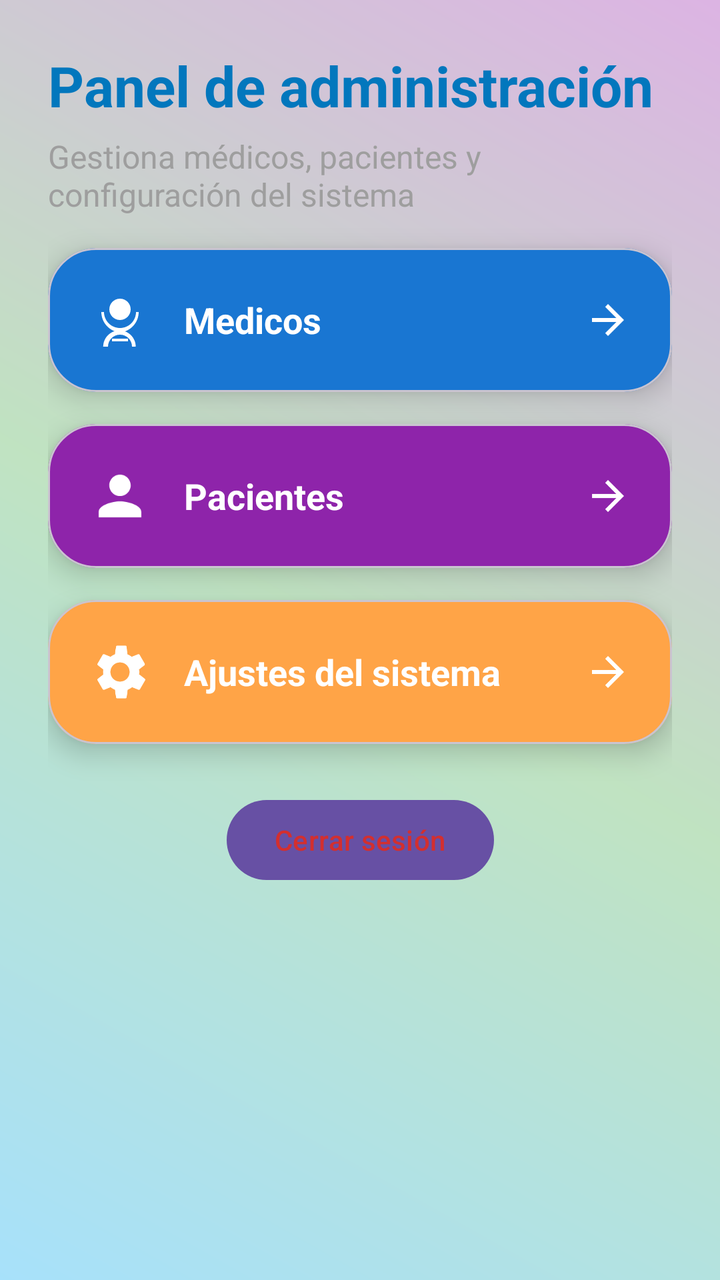
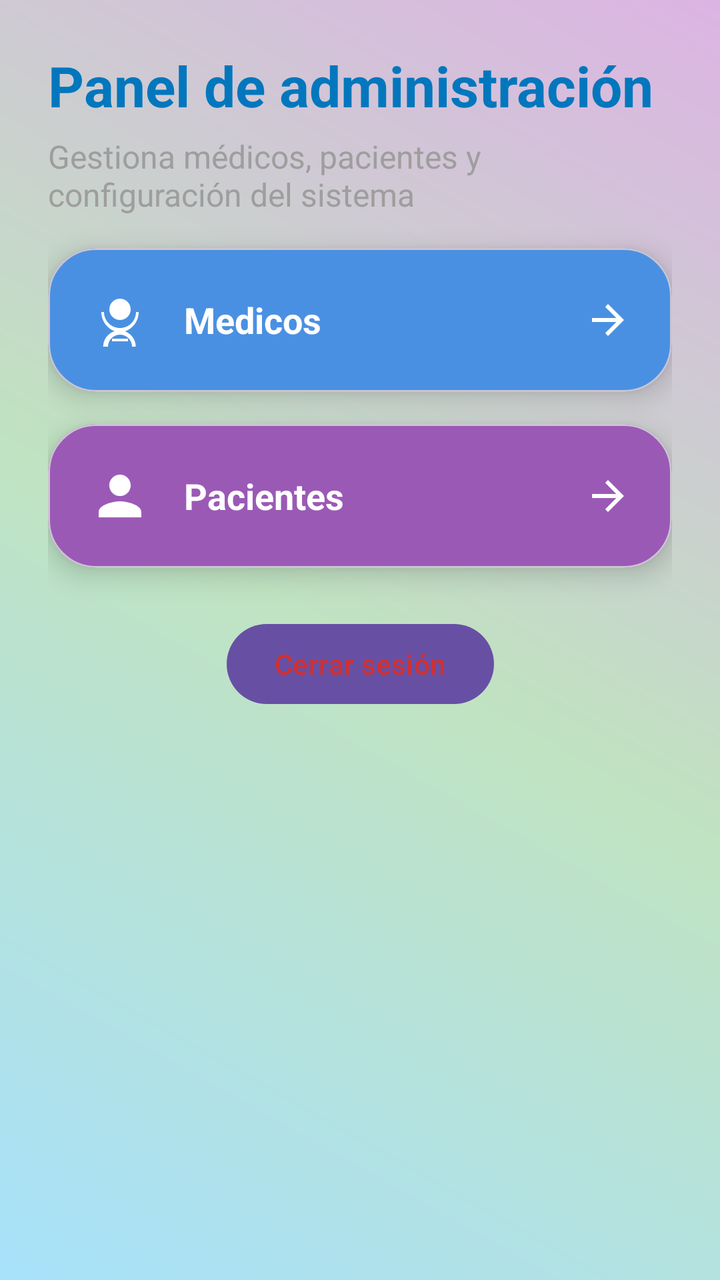

An Android layout rendered at two revisions. The XML below is the earlier revision; the diff shows what the commit changed to produce the second picture.
<!-- AndroidManifest.xml: application theme Theme.AppMedicosCarlos -->
<!-- res/layout/activity_admin.xml -->
<?xml version="1.0" encoding="utf-8"?>
<androidx.core.widget.NestedScrollView
    xmlns:android="http://schemas.android.com/apk/res/android"
    xmlns:app="http://schemas.android.com/apk/res-auto"
    android:layout_width="match_parent"
    android:layout_height="match_parent"
    android:fillViewport="true"
    android:background="@drawable/bg_gradient_colorful">

    <androidx.constraintlayout.widget.ConstraintLayout
        android:layout_width="match_parent"
        android:layout_height="wrap_content"
        android:paddingHorizontal="24dp"
        android:paddingTop="24dp"
        android:paddingBottom="32dp">

        
        <TextView
            android:id="@+id/tvAdminTitle"
            android:layout_width="0dp"
            android:layout_height="wrap_content"
            android:text="Panel de administración"
            android:textSize="28sp"
            android:textStyle="bold"
            android:textColor="@color/primary_800"
            app:layout_constraintTop_toTopOf="parent"
            app:layout_constraintStart_toStartOf="parent"
            app:layout_constraintEnd_toEndOf="parent"/>

        <TextView
            android:id="@+id/tvAdminSubtitle"
            android:layout_width="0dp"
            android:layout_height="wrap_content"
            android:text="Gestiona médicos, pacientes y configuración del sistema"
            android:textSize="16sp"
            android:textColor="@color/gray_700"
            android:layout_marginTop="6dp"
            app:layout_constraintTop_toBottomOf="@id/tvAdminTitle"
            app:layout_constraintStart_toStartOf="parent"
            app:layout_constraintEnd_toEndOf="parent"/>


        
        <com.google.android.material.card.MaterialCardView
            android:id="@+id/cardViewDoctors"
            android:layout_width="0dp"
            android:layout_height="wrap_content"
            android:layout_marginTop="16dp"
            app:cardCornerRadius="24dp"
            app:cardElevation="8dp"
            app:cardBackgroundColor="@color/card_blue"
            app:layout_constraintTop_toBottomOf="@id/tvAdminSubtitle"
            app:layout_constraintStart_toStartOf="parent"
            app:layout_constraintEnd_toEndOf="parent">

            <LinearLayout
                android:layout_width="match_parent"
                android:layout_height="wrap_content"
                android:orientation="horizontal"
                android:padding="20dp"
                android:gravity="center_vertical">

                <ImageView
                    android:layout_width="32dp"
                    android:layout_height="32dp"
                    android:src="@drawable/ic_doctor"
                    app:tint="@android:color/white" />

                <TextView
                    android:layout_width="0dp"
                    android:layout_height="wrap_content"
                    android:layout_weight="1"
                    android:layout_marginStart="16dp"
                    android:text="Medicos"
                    android:textSize="18sp"
                    android:textStyle="bold"
                    android:textColor="@android:color/white"/>

                <ImageView
                    android:layout_width="24dp"
                    android:layout_height="24dp"
                    android:src="@drawable/ic_arrow_forward"
                    app:tint="@android:color/white" />
            </LinearLayout>
        </com.google.android.material.card.MaterialCardView>

        
        <com.google.android.material.card.MaterialCardView
            android:id="@+id/cardViewPatients"
            android:layout_width="0dp"
            android:layout_height="wrap_content"
            android:layout_marginTop="16dp"
            app:cardCornerRadius="24dp"
            app:cardElevation="8dp"
            app:cardBackgroundColor="@color/card_purple"
            app:layout_constraintTop_toBottomOf="@id/cardViewDoctors"
            app:layout_constraintStart_toStartOf="parent"
            app:layout_constraintEnd_toEndOf="parent">

            <LinearLayout
                android:layout_width="match_parent"
                android:layout_height="wrap_content"
                android:orientation="horizontal"
                android:padding="20dp"
                android:gravity="center_vertical">

                <ImageView
                    android:layout_width="32dp"
                    android:layout_height="32dp"
                    android:src="@drawable/ic_person"
                    app:tint="@android:color/white" />

                <TextView
                    android:layout_width="0dp"
                    android:layout_height="wrap_content"
                    android:layout_weight="1"
                    android:layout_marginStart="16dp"
                    android:text="Pacientes"
                    android:textSize="18sp"
                    android:textStyle="bold"
                    android:textColor="@android:color/white"/>

                <ImageView
                    android:layout_width="24dp"
                    android:layout_height="24dp"
                    android:src="@drawable/ic_arrow_forward"
                    app:tint="@android:color/white" />
            </LinearLayout>
        </com.google.android.material.card.MaterialCardView>

        
        <com.google.android.material.card.MaterialCardView
            android:id="@+id/cardSystemSettings"
            android:layout_width="0dp"
            android:layout_height="wrap_content"
            android:layout_marginTop="16dp"
            app:cardCornerRadius="24dp"
            app:cardElevation="8dp"
            app:cardBackgroundColor="@color/card_orange"
            app:layout_constraintTop_toBottomOf="@id/cardViewPatients"
            app:layout_constraintStart_toStartOf="parent"
            app:layout_constraintEnd_toEndOf="parent">

            <LinearLayout
                android:layout_width="match_parent"
                android:layout_height="wrap_content"
                android:orientation="horizontal"
                android:padding="20dp"
                android:gravity="center_vertical">

                <ImageView
                    android:layout_width="32dp"
                    android:layout_height="32dp"
                    android:src="@drawable/ic_setting"
                    app:tint="@android:color/white" />

                <TextView
                    android:layout_width="0dp"
                    android:layout_height="wrap_content"
                    android:layout_weight="1"
                    android:layout_marginStart="16dp"
                    android:text="Ajustes del sistema"
                    android:textSize="18sp"
                    android:textStyle="bold"
                    android:textColor="@android:color/white"/>

                <ImageView
                    android:layout_width="24dp"
                    android:layout_height="24dp"
                    android:src="@drawable/ic_arrow_forward"
                    app:tint="@android:color/white" />
            </LinearLayout>
        </com.google.android.material.card.MaterialCardView>

        
        <com.google.android.material.button.MaterialButton
            android:id="@+id/btnLogoutAdmin"
            android:layout_width="wrap_content"
            android:layout_height="wrap_content"
            android:text="Cerrar sesión"
            android:textColor="@color/error_red"
            android:layout_marginTop="24dp"
            app:layout_constraintTop_toBottomOf="@id/cardSystemSettings"
            app:layout_constraintStart_toStartOf="parent"
            app:layout_constraintEnd_toEndOf="parent"/>

    </androidx.constraintlayout.widget.ConstraintLayout>

</androidx.core.widget.NestedScrollView>
<!-- resources referenced by this layout -->
<resources>
  <color name="card_blue">#1976D2</color>
  <color name="card_orange">#FFA447</color>
  <color name="card_purple">#8E24AA</color>
  <color name="error_red">#D32F2F</color>
  <color name="gray_700">#9E9E9E</color>
  <color name="primary_800">#0277BD</color>
  <!-- drawable bg_gradient_colorful (drawable) -->
  <?xml version="1.0" encoding="utf-8"?>
  <layer-list xmlns:android="http://schemas.android.com/apk/res/android">
  
      
      <item>
          <shape android:shape="rectangle">
              <gradient
                  android:startColor="#4FC3F7"
              android:centerColor="#81C784"
              android:endColor="#BA68C8"
              android:angle="45"/>
          </shape>
      </item>
  
      
      <item>
          <shape android:shape="rectangle">
              <solid android:color="#80FFFFFF"/> 
          </shape>
      </item>
  
  </layer-list>
  <!-- drawable ic_arrow_forward (drawable) -->
  <vector xmlns:android="http://schemas.android.com/apk/res/android"
      android:width="24dp"
      android:height="24dp"
      android:viewportWidth="24"
      android:viewportHeight="24"
      android:tint="?attr/colorOnSurfaceVariant">
      <path
          android:fillColor="@android:color/white"
          android:pathData="M12,4l-1.41,1.41L16.17,11H4v2h12.17l-5.58,5.59L12,20l8,-8z"/>
  </vector>
  <!-- drawable ic_doctor (drawable) -->
  <vector xmlns:android="http://schemas.android.com/apk/res/android"
      android:width="24dp"
      android:height="24dp"
      android:viewportWidth="24"
      android:viewportHeight="24">
  
      
      <path
          android:fillColor="#000000"
          android:pathData="M12,12c2.21,0 4,-1.79 4,-4s-1.79,-4 -4,-4 -4,1.79 -4,4 1.79,4 4,4z" />
  
      
      <path
          android:fillColor="#000000"
          android:pathData="M18.3,22h-1.8c0,-2.49 -2.01,-4.5 -4.5,-4.5S7.5,19.51 7.5,22H5.7c0,-3.35 2.75,-6.1 6.1,-6.1s6.1,2.75 6.1,6.1z" />
  
      
      <path
          android:fillColor="#000000"
          android:pathData="M19,9h-1c0,3.31 -2.69,6 -6,6S6,12.31 6,9H5c0,3.98 3.05,7.27 7,7.72V19H9v1h6v-1h-3v-2.28c3.95,-0.45 7,-3.74 7,-7.72z" />
  
  </vector>
  <!-- drawable ic_person (drawable) -->
  <vector xmlns:android="http://schemas.android.com/apk/res/android"
      android:width="24dp"
      android:height="24dp"
      android:viewportWidth="24"
      android:viewportHeight="24"
      android:tint="?attr/colorOnSurface">
      <path
          android:fillColor="@android:color/white"
          android:pathData="M12,12c2.21,0 4,-1.79 4,-4s-1.79,-4 -4,-4 -4,1.79 -4,4 1.79,4 4,4zM12,14c-2.67,0 -8,1.34 -8,4v2h16v-2c0,-2.66 -5.33,-4 -8,-4z"/>
  </vector>
  <!-- drawable ic_setting (drawable) -->
  <vector xmlns:android="http://schemas.android.com/apk/res/android"
      android:width="24dp"
      android:height="24dp"
      android:viewportWidth="24"
      android:viewportHeight="24">
  
      <path
          android:fillColor="#000000"
          android:pathData="M19.14,12.94c0.04,-0.31 0.06,-0.63 0.06,-0.94s-0.02,-0.63 -0.07,-0.94l2.03,-1.58c0.18,-0.14 0.23,-0.41 0.12,-0.61l-1.92,-3.32c-0.11,-0.2 -0.36,-0.28 -0.57,-0.22l-2.39,0.96c-0.5,-0.38 -1.04,-0.7 -1.64,-0.94L14.5,2.5c-0.04,-0.22 -0.24,-0.38 -0.47,-0.38h-3.06c-0.23,0 -0.43,0.16 -0.47,0.38L10.1,5.35c-0.6,0.24 -1.14,0.56 -1.64,0.94l-2.39,-0.96c-0.21,-0.08 -0.46,0.02 -0.57,0.22L3.58,8.87c-0.11,0.2 -0.06,0.47 0.12,0.61l2.03,1.58c-0.05,0.31 -0.07,0.63 -0.07,0.94s0.02,0.63 0.07,0.94l-2.03,1.58c-0.18,0.14 -0.23,0.41 -0.12,0.61l1.92,3.32c0.11,0.2 0.36,0.28 0.57,0.22l2.39,-0.96c0.5,0.38 1.04,0.7 1.64,0.94l0.4,2.85c0.04,0.22 0.24,0.38 0.47,0.38h3.06c0.23,0 0.43,-0.16 0.47,-0.38l0.4,-2.85c0.6,-0.24 1.15,-0.56 1.64,-0.94l2.39,0.96c0.21,0.08 0.46,-0.02 0.57,-0.22l1.92,-3.32c0.11,-0.2 0.06,-0.47 -0.12,-0.61l-2.03,-1.58zM12,15.6c-1.99,0 -3.6,-1.61 -3.6,-3.6s1.61,-3.6 3.6,-3.6 3.6,1.61 3.6,3.6 -1.61,3.6 -3.6,3.6z"/>
  </vector>
  <style name="Theme.AppMedicosCarlos" parent="Base.Theme.AppMedicosCarlos" />
  <style name="Base.Theme.AppMedicosCarlos" parent="Theme.Material3.DayNight.NoActionBar">
          
          
      </style>
</resources>

<!-- the commit's change to res/layout/activity_admin.xml (unified diff, before → after) -->
@@ -14,7 +14,6 @@
         android:paddingTop="24dp"
         android:paddingBottom="32dp">
 
-        
         <TextView
             android:id="@+id/tvAdminTitle"
             android:layout_width="0dp"
@@ -40,7 +39,6 @@
             app:layout_constraintEnd_toEndOf="parent"/>
 
 
-        
         <com.google.android.material.card.MaterialCardView
             android:id="@+id/cardViewDoctors"
             android:layout_width="0dp"
@@ -48,7 +46,7 @@
             android:layout_marginTop="16dp"
             app:cardCornerRadius="24dp"
             app:cardElevation="8dp"
-            app:cardBackgroundColor="@color/card_blue"
+            app:cardBackgroundColor="@color/card_blue_suave"
             app:layout_constraintTop_toBottomOf="@id/tvAdminSubtitle"
             app:layout_constraintStart_toStartOf="parent"
             app:layout_constraintEnd_toEndOf="parent">
@@ -84,7 +82,6 @@
             </LinearLayout>
         </com.google.android.material.card.MaterialCardView>
 
-        
         <com.google.android.material.card.MaterialCardView
             android:id="@+id/cardViewPatients"
             android:layout_width="0dp"
@@ -92,7 +89,7 @@
             android:layout_marginTop="16dp"
             app:cardCornerRadius="24dp"
             app:cardElevation="8dp"
-            app:cardBackgroundColor="@color/card_purple"
+            app:cardBackgroundColor="@color/card_purple_suave"
             app:layout_constraintTop_toBottomOf="@id/cardViewDoctors"
             app:layout_constraintStart_toStartOf="parent"
             app:layout_constraintEnd_toEndOf="parent">
@@ -128,51 +125,8 @@
             </LinearLayout>
         </com.google.android.material.card.MaterialCardView>
 
-        
-        <com.google.android.material.card.MaterialCardView
-            android:id="@+id/cardSystemSettings"
-            android:layout_width="0dp"
-            android:layout_height="wrap_content"
-            android:layout_marginTop="16dp"
-            app:cardCornerRadius="24dp"
-            app:cardElevation="8dp"
-            app:cardBackgroundColor="@color/card_orange"
-            app:layout_constraintTop_toBottomOf="@id/cardViewPatients"
-            app:layout_constraintStart_toStartOf="parent"
-            app:layout_constraintEnd_toEndOf="parent">
 
-            <LinearLayout
-                android:layout_width="match_parent"
-                android:layout_height="wrap_content"
-                android:orientation="horizontal"
-                android:padding="20dp"
-                android:gravity="center_vertical">
 
-                <ImageView
-                    android:layout_width="32dp"
-                    android:layout_height="32dp"
-                    android:src="@drawable/ic_setting"
-                    app:tint="@android:color/white" />
-
-                <TextView
-                    android:layout_width="0dp"
-                    android:layout_height="wrap_content"
-                    android:layout_weight="1"
-                    android:layout_marginStart="16dp"
-                    android:text="Ajustes del sistema"
-                    android:textSize="18sp"
-                    android:textStyle="bold"
-                    android:textColor="@android:color/white"/>
-
-                <ImageView
-                    android:layout_width="24dp"
-                    android:layout_height="24dp"
-                    android:src="@drawable/ic_arrow_forward"
-                    app:tint="@android:color/white" />
-            </LinearLayout>
-        </com.google.android.material.card.MaterialCardView>
-
-        
         <com.google.android.material.button.MaterialButton
             android:id="@+id/btnLogoutAdmin"
             android:layout_width="wrap_content"
@@ -180,7 +134,7 @@
             android:text="Cerrar sesión"
             android:textColor="@color/error_red"
             android:layout_marginTop="24dp"
-            app:layout_constraintTop_toBottomOf="@id/cardSystemSettings"
+            app:layout_constraintTop_toBottomOf="@id/cardViewPatients"
             app:layout_constraintStart_toStartOf="parent"
             app:layout_constraintEnd_toEndOf="parent"/>
 
<!-- resource entries referenced after the edit -->
@@ -1,8 +1,7 @@
 <!-- resources referenced by this layout -->
 <resources>
-  <color name="card_blue">#1976D2</color>
-  <color name="card_orange">#FFA447</color>
-  <color name="card_purple">#8E24AA</color>
+  <color name="card_blue_suave">#4A90E2</color>
+  <color name="card_purple_suave">#9B59B6</color>
   <color name="error_red">#D32F2F</color>
   <color name="gray_700">#9E9E9E</color>
   <color name="primary_800">#0277BD</color>
@@ -74,17 +73,6 @@
           android:fillColor="@android:color/white"
           android:pathData="M12,12c2.21,0 4,-1.79 4,-4s-1.79,-4 -4,-4 -4,1.79 -4,4 1.79,4 4,4zM12,14c-2.67,0 -8,1.34 -8,4v2h16v-2c0,-2.66 -5.33,-4 -8,-4z"/>
   </vector>
-  <!-- drawable ic_setting (drawable) -->
-  <vector xmlns:android="http://schemas.android.com/apk/res/android"
-      android:width="24dp"
-      android:height="24dp"
-      android:viewportWidth="24"
-      android:viewportHeight="24">
-  
-      <path
-          android:fillColor="#000000"
-          android:pathData="M19.14,12.94c0.04,-0.31 0.06,-0.63 0.06,-0.94s-0.02,-0.63 -0.07,-0.94l2.03,-1.58c0.18,-0.14 0.23,-0.41 0.12,-0.61l-1.92,-3.32c-0.11,-0.2 -0.36,-0.28 -0.57,-0.22l-2.39,0.96c-0.5,-0.38 -1.04,-0.7 -1.64,-0.94L14.5,2.5c-0.04,-0.22 -0.24,-0.38 -0.47,-0.38h-3.06c-0.23,0 -0.43,0.16 -0.47,0.38L10.1,5.35c-0.6,0.24 -1.14,0.56 -1.64,0.94l-2.39,-0.96c-0.21,-0.08 -0.46,0.02 -0.57,0.22L3.58,8.87c-0.11,0.2 -0.06,0.47 0.12,0.61l2.03,1.58c-0.05,0.31 -0.07,0.63 -0.07,0.94s0.02,0.63 0.07,0.94l-2.03,1.58c-0.18,0.14 -0.23,0.41 -0.12,0.61l1.92,3.32c0.11,0.2 0.36,0.28 0.57,0.22l2.39,-0.96c0.5,0.38 1.04,0.7 1.64,0.94l0.4,2.85c0.04,0.22 0.24,0.38 0.47,0.38h3.06c0.23,0 0.43,-0.16 0.47,-0.38l0.4,-2.85c0.6,-0.24 1.15,-0.56 1.64,-0.94l2.39,0.96c0.21,0.08 0.46,-0.02 0.57,-0.22l1.92,-3.32c0.11,-0.2 0.06,-0.47 -0.12,-0.61l-2.03,-1.58zM12,15.6c-1.99,0 -3.6,-1.61 -3.6,-3.6s1.61,-3.6 3.6,-3.6 3.6,1.61 3.6,3.6 -1.61,3.6 -3.6,3.6z"/>
-  </vector>
   <style name="Theme.AppMedicosCarlos" parent="Base.Theme.AppMedicosCarlos" />
   <style name="Base.Theme.AppMedicosCarlos" parent="Theme.Material3.DayNight.NoActionBar">
           
